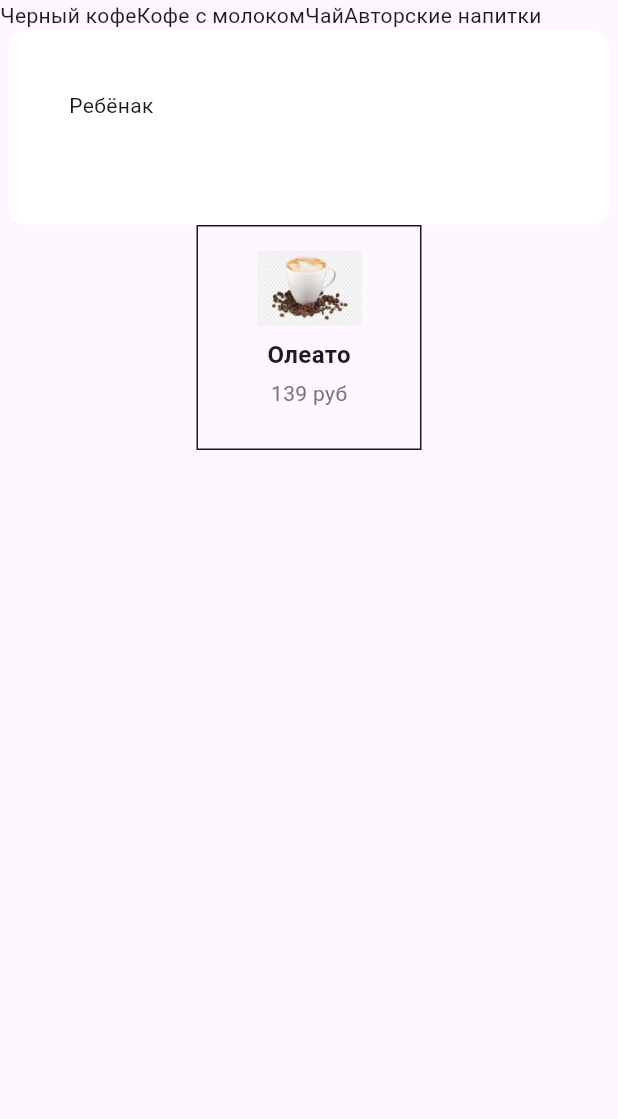
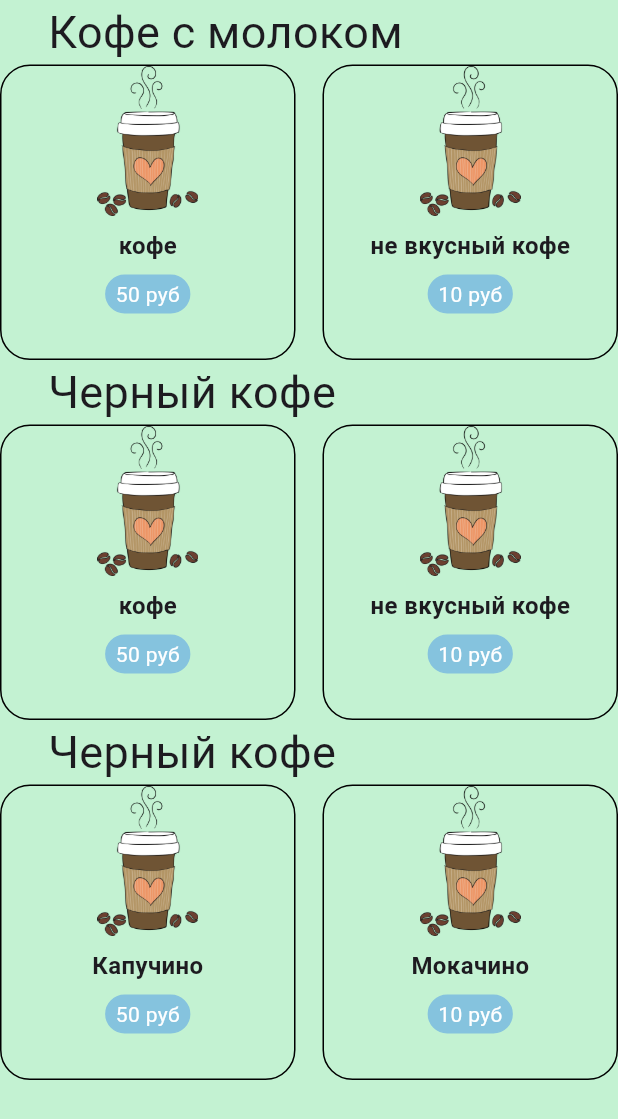
Before and after one commit to Gleb-Rassada/Effective_Flutter_Labs, a Flutter app: the screen it shows after launch, on a phone screen of 412 x 824 dp. Shown: the top 1119 px of the screen. Run offline on Flutter 3.47's test engine with Material 3 defaults, Android fonts, the phone set to English and light mode, and no system bars.

Commit message:
third_commit

```diff
--- a/lib/main.dart
+++ b/lib/main.dart
@@ -1,7 +1,9 @@
+// ignore_for_file: prefer_const_constructors
+
 import 'package:flutter/material.dart';
-import 'package:flutter_rassada_effective/card.dart';
+import 'package:flutter_rassada_effective/menuPosition.dart';
 import 'package:flutter_rassada_effective/textLine.dart';
-import 'package:flutter_rassada_effective/optionRow.dart';
+import 'package:flutter_rassada_effective/categoryRow.dart';
 
 void main() {
   runApp(MyApp());
@@ -12,17 +14,122 @@ class MyApp extends StatelessWidget {
   Widget build(BuildContext context) {
     return MaterialApp(
       home: Scaffold(
-        body: Column(children: [
-          OptionRow1(),
-          Text1(),
-          MenuPosition(
-            imagePath:
-                'assets/coffee.png', // Замените на путь к вашему изображению
-            name: 'Олеато',
-            price: '139 руб',
-          ),
-        ]),
+        appBar: AppBar(
+          backgroundColor: Color.fromARGB(255, 7, 67, 32),
+          toolbarHeight: 0,
+        ),
+        backgroundColor: Color.fromARGB(170, 165, 236, 188),
+        body: CustomScrollView(
+          slivers: [
+            SliverList(
+              delegate: SliverChildListDelegate(
+                [
+                  TextLine1(
+                    textContent: "Кофе с молоком",
+                  ),
+                ],
+              ),
+            ),
+            SliverGrid.count(
+              crossAxisCount: 2,
+              mainAxisSpacing: 10.0,
+              crossAxisSpacing: 18.0,
+              // childAspectRatio: 1,
+              children: [
+                MenuPosition(
+                    imagePath: "assets/coffee1.png",
+                    name: "кофе",
+                    price: "50 руб"),
+                MenuPosition(
+                    imagePath: "assets/coffee1.png",
+                    name: "не вкусный кофе",
+                    price: "10 руб"),
+              ],
+            ),
+            SliverList(
+              delegate: SliverChildListDelegate(
+                [
+                  TextLine1(
+                    textContent: "Черный кофе",
+                  ),
+                ],
+              ),
+            ),
+            SliverGrid.count(
+              crossAxisCount: 2,
+              mainAxisSpacing: 10.0,
+              crossAxisSpacing: 18.0,
+              // childAspectRatio: 1,
+              children: [
+                MenuPosition(
+                    imagePath: "assets/coffee1.png",
+                    name: "кофе",
+                    price: "50 руб"),
+                MenuPosition(
+                    imagePath: "assets/coffee1.png",
+                    name: "не вкусный кофе",
+                    price: "10 руб"),
+              ],
+            ),
+            SliverList(
+              delegate: SliverChildListDelegate(
+                [
+                  TextLine1(
+                    textContent: "Черный кофе",
+                  ),
+                ],
+              ),
+            ),
+            SliverGrid.count(
+              crossAxisCount: 2,
+              mainAxisSpacing: 10.0,
+              crossAxisSpacing: 18.0,
+              // childAspectRatio: 1,
+              children: [
+                MenuPosition(
+                    imagePath: "assets/coffee1.png",
+                    name: "Капучино",
+                    price: "50 руб"),
+                MenuPosition(
+                    imagePath: "assets/coffee1.png",
+                    name: "Мокачино",
+                    price: "10 руб"),
+              ],
+            ),
+          ],
+          // other sliver widgets
+        ),
+
+        //  Column(children: [
+        //   OptionRow1(),
+
+        //   SizedBox(height: 16), // вертикальные отступы
+
+        //   Menu2Position(),
+        //   SizedBox(height: 16),
+        //   TextLine1(
+        //     textContent: "Черный кофе",
+        //   ),
+        //   Menu2Position(),
+        //   SizedBox(height: 16),
+        //   TextLine1(
+        //     textContent: "Черный кофе",
+        //   ),
+        //   Menu2Position(),
+        // ]),
       ),
     );
   }
 }
+
+// варианты кофе: Флэт-уайт, Трипло, Раф, Бичерин
+// Мокачино, Латте, Капучино, Дэд ай, Айриш, Блэк ай
+
+                // MenuPosition(
+                //     imagePath: "assets/coffee1.png",
+                //     name: "вкусный кофе",
+                //     price: "100 руб"),
+                // MenuPosition(
+                //     imagePath: "assets/coffee1.png",
+                //     name: "Американо",
+                //     price: "70 руб"),
--- /dev/null
+++ b/lib/menuPosition.dart
@@ -0,0 +1,71 @@
+// ignore_for_file: prefer_const_constructors, use_key_in_widget_constructors, prefer_const_constructors_in_immutables
+
+import 'package:flutter/material.dart';
+
+class MenuPosition extends StatelessWidget {
+  final String imagePath;
+  final String name;
+  final String price;
+
+  MenuPosition({
+    required this.imagePath,
+    required this.name,
+    required this.price,
+  });
+
+  @override
+  Widget build(BuildContext context) {
+    return Container(
+      width: 140.0,
+      height: 180.0,
+      margin: EdgeInsets.fromLTRB(0, 0, 0, 0),
+      decoration: BoxDecoration(
+        border: Border.all(),
+        borderRadius: BorderRadius.all(
+          Radius.circular(20),
+        ),
+      ),
+      child: Column(
+        crossAxisAlignment: CrossAxisAlignment.center,
+        children: [
+          Image.asset(
+            imagePath,
+            width: 80.0,
+            height: 100.0,
+            fit: BoxFit.contain,
+          ),
+          SizedBox(height: 8.0),
+          Text(
+            name,
+            style: TextStyle(
+              fontSize: 16.0,
+              fontWeight: FontWeight.bold,
+            ),
+          ),
+          SizedBox(height: 8.0),
+          Container(
+            decoration: BoxDecoration(
+              border: Border.all(
+                color: Color.fromARGB(255, 133, 195, 222),
+              ),
+              color: Color.fromARGB(255, 133, 195, 222),
+              borderRadius: BorderRadius.all(
+                Radius.circular(20),
+              ),
+            ),
+            margin: EdgeInsets.fromLTRB(0, 0, 0, 0),
+            padding: EdgeInsets.fromLTRB(6, 2, 6, 2),
+            // color: Color.fromARGB(255, 133, 195, 222),
+            child: Text(
+              price,
+              style: TextStyle(
+                fontSize: 14.0,
+                color: const Color.fromARGB(255, 255, 255, 255),
+              ),
+            ),
+          ),
+        ],
+      ),
+    );
+  }
+}
--- a/lib/textLine.dart
+++ b/lib/textLine.dart
@@ -1,16 +1,40 @@
+// ignore_for_file: prefer_const_constructors, use_key_in_widget_constructors, sized_box_for_whitespace
 import 'package:flutter/material.dart';
 
-class Text1 extends StatelessWidget {
+// class TextLine1 extends StatelessWidget {
+//   @override
+//   Widget build(BuildContext context) {
+//     return Container(
+//       // padding: EdgeInsets.all(40),
+//       width: 400.0,
+//       height: 130.0,
+//       child: Text(
+//         "Черный кофе",
+//         style: TextStyle(
+//           fontSize: 30,
+//         ),
+//       ),
+//     );
+//   }
+// }
+
+class TextLine1 extends StatelessWidget {
+  final String textContent;
+
+  TextLine1({
+    required this.textContent,
+  });
+
   @override
   Widget build(BuildContext context) {
     return Container(
-      padding: EdgeInsets.all(40),
-      width: 400.0,
-      height: 130.0,
-      child: Text("Ребёнак"),
-      decoration: BoxDecoration(
-        borderRadius: BorderRadius.circular(12.0),
-        color: Colors.white,
+      alignment: Alignment.topLeft,
+      margin: EdgeInsets.fromLTRB(32, 0, 32, 0),
+      child: Text(
+        textContent,
+        style: TextStyle(
+          fontSize: 30,
+        ),
       ),
     );
   }
--- a/pubspec.yaml
+++ b/pubspec.yaml
@@ -53,6 +53,7 @@ dev_dependencies:
 flutter:
    assets:
       - assets/coffee.png
+      - assets/coffee1.png
 
    # The following line ensures that the Material Icons font is
    # included with your application, so that you can use the icons in
```
Also changed, not shown: lib/categoryRow.dart (added, +53 -0 lines), lib/custom_scroll_view.dart (added, +80 -0 lines), lib/test.dart (added, +44 -0 lines), assets/coffee1.png (added).
